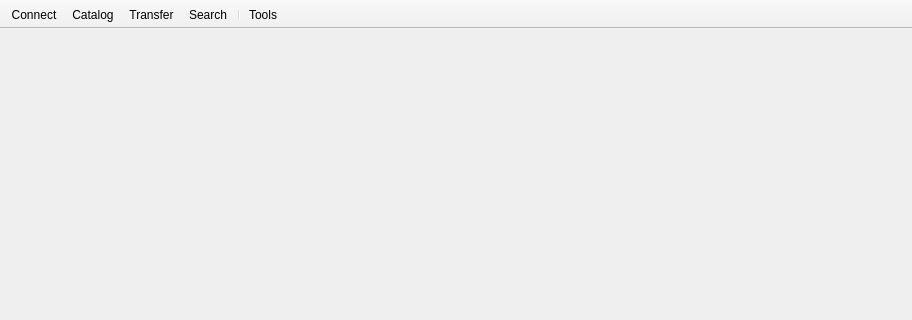
Before: the Qt Designer form src/mainwindow.ui in qmule/qmule, drawn with Qt 5; both pictures show x 0 to 912 and y 0 to 320 of the 912 by 563 pixel window.
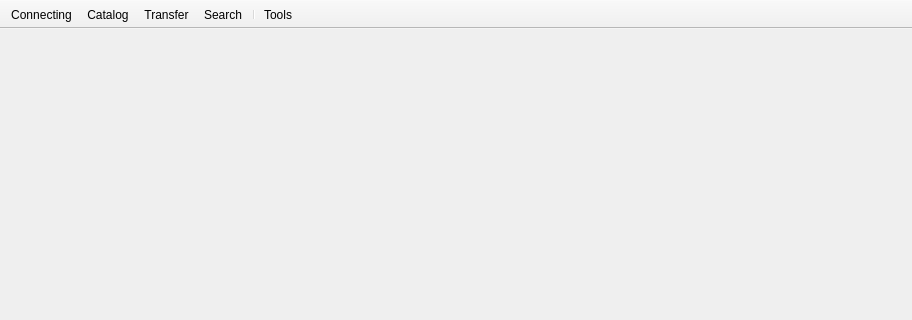
After: the same form once the commit is applied. Icons and pictures are not drawn.

The edit to the form file:
```diff
--- a/src/mainwindow.ui
+++ b/src/mainwindow.ui
@@ -337,7 +337,7 @@
      <normaloff>:/emule/ConnectDoBig.png</normaloff>:/emule/ConnectDoBig.png</iconset>
    </property>
    <property name="text">
-    <string>Connect</string>
+    <string>Connecting</string>
    </property>
    <property name="toolTip">
     <string>Connect</string>
```
Left out of the diff: 2 changed lines with no effect on the pictures.
